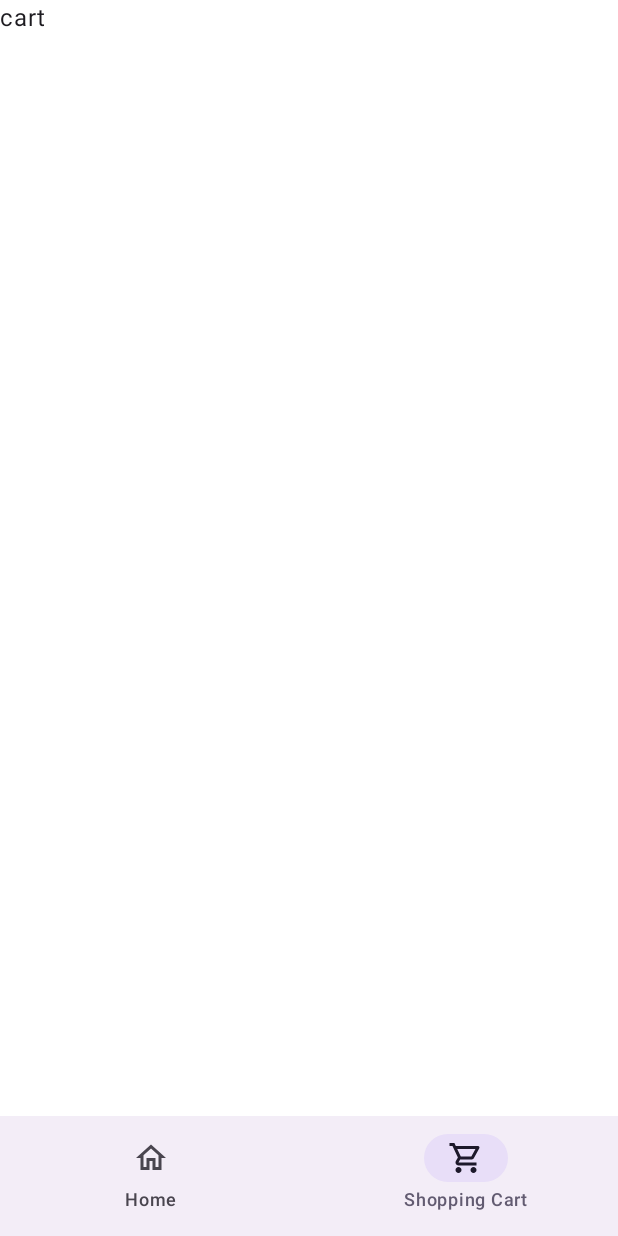
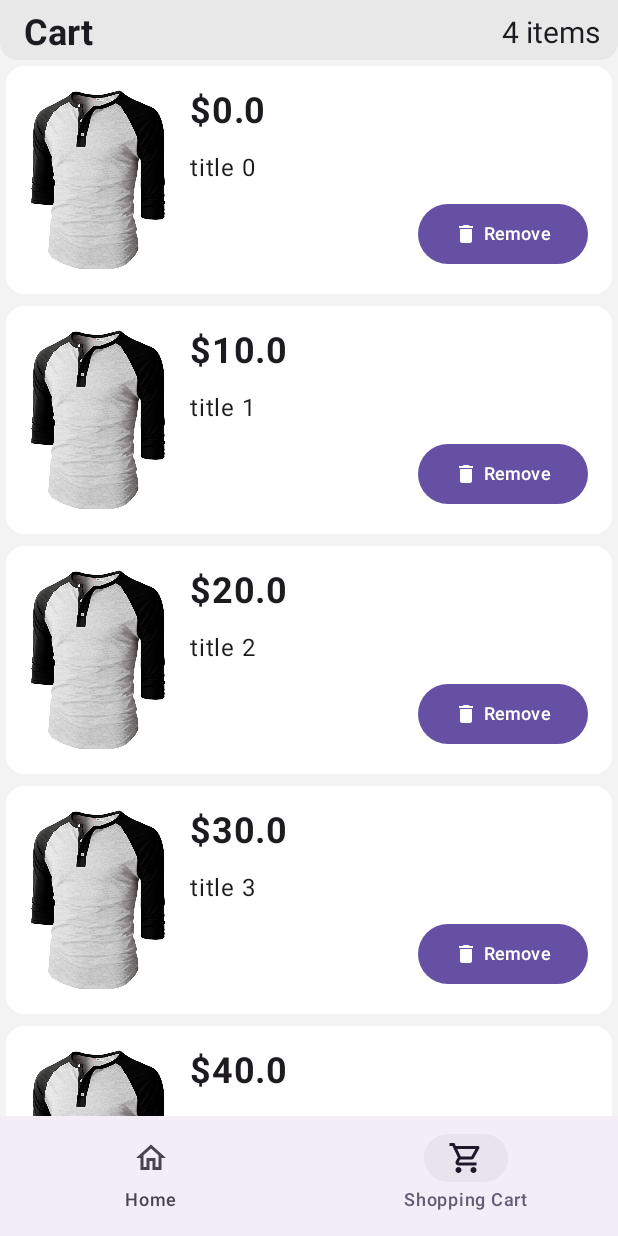
Before and after one commit to ShineOn85/evgeniy-pyzhyanov-TestAndroid-vacc-2024, an Android app built with Jetpack Compose: the screen it shows after launch (MainActivity), item 2 of the bottom bar chosen, on a phone screen of 412 x 824 dp. Run offline under Robolectric (Android 15) with nearby library versions, the phone set to English and light mode, and no system bars.

Commit message:
add ShoppingCartScreen

```diff
--- a/app/src/main/java/ru/absolutelee/fakestoreapp/presentation/main/MainScreen.kt
+++ b/app/src/main/java/ru/absolutelee/fakestoreapp/presentation/main/MainScreen.kt
@@ -13,10 +13,10 @@ import androidx.navigation.NavDestination.Companion.hierarchy
 import androidx.navigation.compose.currentBackStackEntryAsState
 import ru.absolutelee.fakestoreapp.domain.entity.Product
 import ru.absolutelee.fakestoreapp.navigation.AppNavGraph
-import ru.absolutelee.fakestoreapp.navigation.Screen
 import ru.absolutelee.fakestoreapp.navigation.rememberNavigationState
 import ru.absolutelee.fakestoreapp.presentation.product_detail.ProductDetailScreen
 import ru.absolutelee.fakestoreapp.presentation.products.ProductsScreen
+import ru.absolutelee.fakestoreapp.presentation.shopping_cart.ShoppingCartScreen
 import kotlin.random.Random
 
 @Preview(showBackground = true)
@@ -47,9 +47,6 @@ fun MainScreen() {
                         onClick = {
                             if (!selected) {
                                 navigationState.navigateTo(item.screen.route)
-                            }
-                            if (navBackStackEntry?.destination?.route == Screen.ProductDetailScreen.route){
-                                navigationState.navHostController.navigateUp()
                             }
                         },
                         icon = { Icon(imageVector = item.icon, contentDescription = null) },
@@ -95,7 +92,25 @@ fun MainScreen() {
                     }
                 )
             },
-            shoppingCartScreenContent = { Text(text = "cart") }
+            shoppingCartScreenContent = {
+                val products = mutableListOf<Product>().apply {
+                    for (i in 0..10) {
+                        add(
+                            Product(
+                                id = i,
+                                title = "title $i",
+                                price = (i * 10).toDouble(),
+                                rating = i.toDouble() / 2f,
+                                ratingCount = i * 15,
+                                imageUrl = "",
+                                isAddToCart = Random.nextBoolean(),
+                                description = "Your perfect pack for everyday use and walks in the forest. Stash your laptop (up to 15 inches) in the padded sleeve, your everyday"
+                            )
+                        )
+                    }
+                }
+                ShoppingCartScreen(products = products)
+            }
         )
     }
 }
--- /dev/null
+++ b/app/src/main/java/ru/absolutelee/fakestoreapp/presentation/shopping_cart/ShoppingCartItem.kt
@@ -0,0 +1,105 @@
+package ru.absolutelee.fakestoreapp.presentation.shopping_cart
+
+import androidx.compose.foundation.Image
+import androidx.compose.foundation.layout.Box
+import androidx.compose.foundation.layout.Column
+import androidx.compose.foundation.layout.Row
+import androidx.compose.foundation.layout.Spacer
+import androidx.compose.foundation.layout.fillMaxWidth
+import androidx.compose.foundation.layout.height
+import androidx.compose.foundation.layout.padding
+import androidx.compose.foundation.layout.size
+import androidx.compose.foundation.layout.width
+import androidx.compose.foundation.shape.RoundedCornerShape
+import androidx.compose.material.icons.Icons
+import androidx.compose.material.icons.filled.Delete
+import androidx.compose.material3.Button
+import androidx.compose.material3.Card
+import androidx.compose.material3.CardDefaults
+import androidx.compose.material3.Icon
+import androidx.compose.material3.MaterialTheme
+import androidx.compose.material3.Text
+import androidx.compose.runtime.Composable
+import androidx.compose.ui.Alignment
+import androidx.compose.ui.Modifier
+import androidx.compose.ui.draw.clip
+import androidx.compose.ui.res.painterResource
+import androidx.compose.ui.res.stringResource
+import androidx.compose.ui.text.font.FontWeight
+import androidx.compose.ui.text.style.TextOverflow
+import androidx.compose.ui.tooling.preview.Preview
+import androidx.compose.ui.unit.dp
+import androidx.compose.ui.unit.sp
+import ru.absolutelee.fakestoreapp.R
+import ru.absolutelee.fakestoreapp.domain.entity.Product
+
+@Composable
+fun ShoppingCartItem(product: Product) {
+    Card(
+        modifier = Modifier
+            .fillMaxWidth()
+            .padding(4.dp),
+        colors = CardDefaults.cardColors(containerColor = MaterialTheme.colorScheme.background)
+    ) {
+        Row(
+            modifier = Modifier
+                .padding(16.dp)
+                .height(120.dp)
+        ) {
+            Image(
+                modifier = Modifier
+                    .clip(shape = RoundedCornerShape(8.dp))
+                    .height(120.dp),
+                painter = painterResource(id = R.drawable.img),
+                contentDescription = stringResource(
+                    id = R.string.product_image
+                )
+            )
+            Spacer(modifier = Modifier.width(16.dp))
+            Column {
+                Text(text = "$${product.price}", fontSize = 24.sp, fontWeight = FontWeight.Bold)
+                Spacer(modifier = Modifier.height(12.dp))
+                Text(
+                    modifier = Modifier.padding(end = 12.dp),
+                    text = product.title,
+                    fontSize = 16.sp,
+                    maxLines = 2,
+                    overflow = TextOverflow.Ellipsis
+                )
+                Spacer(modifier = Modifier.weight(1f))
+                Box(
+                    modifier = Modifier.fillMaxWidth(),
+                    contentAlignment = Alignment.CenterEnd
+                ) {
+                    Button(onClick = { }) {
+                        Icon(
+                            modifier = Modifier.size(16.dp),
+                            imageVector = Icons.Default.Delete,
+                            contentDescription = stringResource(
+                                R.string.delete_icon
+                            )
+                        )
+                        Spacer(modifier = Modifier.width(4.dp))
+                        Text(text = "Remove", fontSize = 12.sp)
+                    }
+                }
+            }
+        }
+    }
+}
+
+@Composable
+@Preview
+fun ShoppingCartItemPreview() {
+    val product = Product(
+        id = 1,
+        title = "Mens Casual Premium Slim Fit T-Shirt",
+        price = 2485.5,
+        rating = 4.7,
+        ratingCount = 543,
+        imageUrl = "",
+        isAddToCart = false,
+        description = ""
+    )
+    ShoppingCartItem(product = product)
+}
--- /dev/null
+++ b/app/src/main/java/ru/absolutelee/fakestoreapp/presentation/shopping_cart/ShoppingCartScreen.kt
@@ -0,0 +1,97 @@
+package ru.absolutelee.fakestoreapp.presentation.shopping_cart
+
+import android.annotation.SuppressLint
+import androidx.compose.foundation.background
+import androidx.compose.foundation.layout.Column
+import androidx.compose.foundation.layout.PaddingValues
+import androidx.compose.foundation.layout.Row
+import androidx.compose.foundation.layout.Spacer
+import androidx.compose.foundation.layout.height
+import androidx.compose.foundation.layout.padding
+import androidx.compose.foundation.layout.width
+import androidx.compose.foundation.lazy.LazyColumn
+import androidx.compose.foundation.lazy.items
+import androidx.compose.foundation.shape.RoundedCornerShape
+import androidx.compose.material3.ExperimentalMaterial3Api
+import androidx.compose.material3.MaterialTheme
+import androidx.compose.material3.Scaffold
+import androidx.compose.material3.Text
+import androidx.compose.material3.TopAppBar
+import androidx.compose.material3.TopAppBarDefaults
+import androidx.compose.runtime.Composable
+import androidx.compose.ui.Alignment
+import androidx.compose.ui.Modifier
+import androidx.compose.ui.draw.clip
+import androidx.compose.ui.graphics.Color
+import androidx.compose.ui.text.font.FontWeight
+import androidx.compose.ui.tooling.preview.Preview
+import androidx.compose.ui.unit.dp
+import androidx.compose.ui.unit.sp
+import ru.absolutelee.fakestoreapp.domain.entity.Product
+import kotlin.random.Random
+
+@SuppressLint("UnusedMaterial3ScaffoldPaddingParameter")
+@OptIn(ExperimentalMaterial3Api::class)
+@Composable
+fun ShoppingCartScreen(products: List<Product>) {
+    Scaffold(
+        containerColor = MaterialTheme.colorScheme.secondaryContainer,
+        topBar = {
+            TopAppBar(
+                modifier = Modifier
+                    .height(40.dp)
+                    .clip(shape = RoundedCornerShape(bottomStart = 12.dp, bottomEnd = 12.dp)),
+                title = {
+                    Column {
+                        Spacer(modifier = Modifier.height(4.dp))
+                        Row(verticalAlignment = Alignment.CenterVertically) {
+                            Text(text = "Cart", fontSize = 24.sp, fontWeight = FontWeight.Bold)
+                            Spacer(modifier = Modifier.weight(1f))
+                            Text(text = "4 items", fontSize = 20.sp)
+                            Spacer(modifier = Modifier.width(12.dp))
+                        }
+                    }
+
+                },
+                colors = TopAppBarDefaults.mediumTopAppBarColors(
+                    containerColor = MaterialTheme.colorScheme.secondaryContainer
+                )
+            )
+        }
+    ) { paddingValues ->
+        LazyColumn(
+            modifier = Modifier.padding(paddingValues),
+            contentPadding = PaddingValues(bottom = 80.dp)
+        ) {
+            items(
+                items = products,
+                key = { it.id }
+            ) {
+                ShoppingCartItem(product = it)
+            }
+        }
+        Spacer(modifier = Modifier.height(80.dp))
+    }
+}
+
+@Composable
+@Preview
+fun ShoppingCartScreenPreview() {
+    val products = mutableListOf<Product>().apply {
+        for (i in 0..10) {
+            add(
+                Product(
+                    id = i,
+                    title = "title $i",
+                    price = (i * 10).toDouble(),
+                    rating = i.toDouble() / 2f,
+                    ratingCount = i * 15,
+                    imageUrl = "",
+                    isAddToCart = Random.nextBoolean(),
+                    description = "Your perfect pack for everyday use and walks in the forest. Stash your laptop (up to 15 inches) in the padded sleeve, your everyday"
+                )
+            )
+        }
+    }
+    ShoppingCartScreen(products)
+}
--- a/app/src/main/java/ru/absolutelee/fakestoreapp/ui/theme/Theme.kt
+++ b/app/src/main/java/ru/absolutelee/fakestoreapp/ui/theme/Theme.kt
@@ -19,14 +19,17 @@ import androidx.core.view.WindowCompat
 private val DarkColorScheme = darkColorScheme(
     primary = Purple80,
     secondary = PurpleGrey80,
-    tertiary = Pink80
+    tertiary = Pink80,
+    background = Color.Black,
+    secondaryContainer = Color.Gray.copy(alpha = 0.2f)
 )
 
 private val LightColorScheme = lightColorScheme(
     primary = Purple40,
     secondary = PurpleGrey40,
     tertiary = Pink40,
-    background = Color.White
+    background = Color.White,
+    secondaryContainer = Color.Gray.copy(alpha = 0.1f)
 
     /* Other default colors to override
     background = Color(0xFFFFFBFE),
--- a/app/src/main/res/values/strings.xml
+++ b/app/src/main/res/values/strings.xml
@@ -13,4 +13,5 @@
     <string name="welcome_image">welcome image</string>
     <string name="description">Description</string>
     <string name="add_to_cart">Add to cart</string>
+    <string name="delete_icon">delete icon</string>
 </resources>
```
